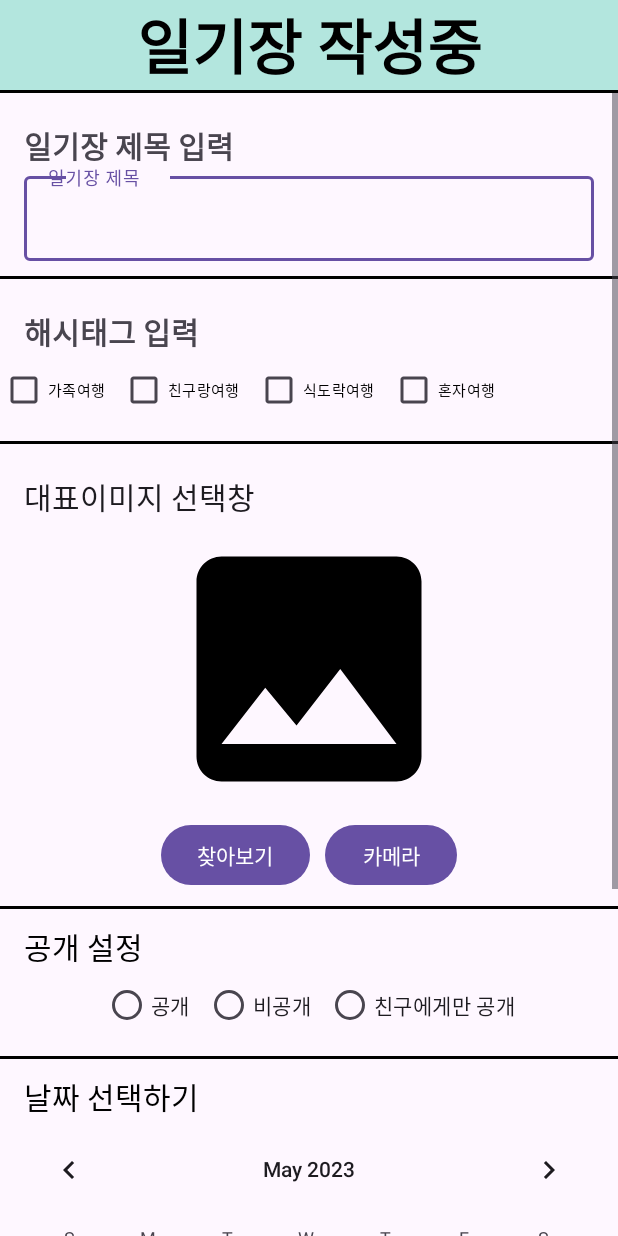
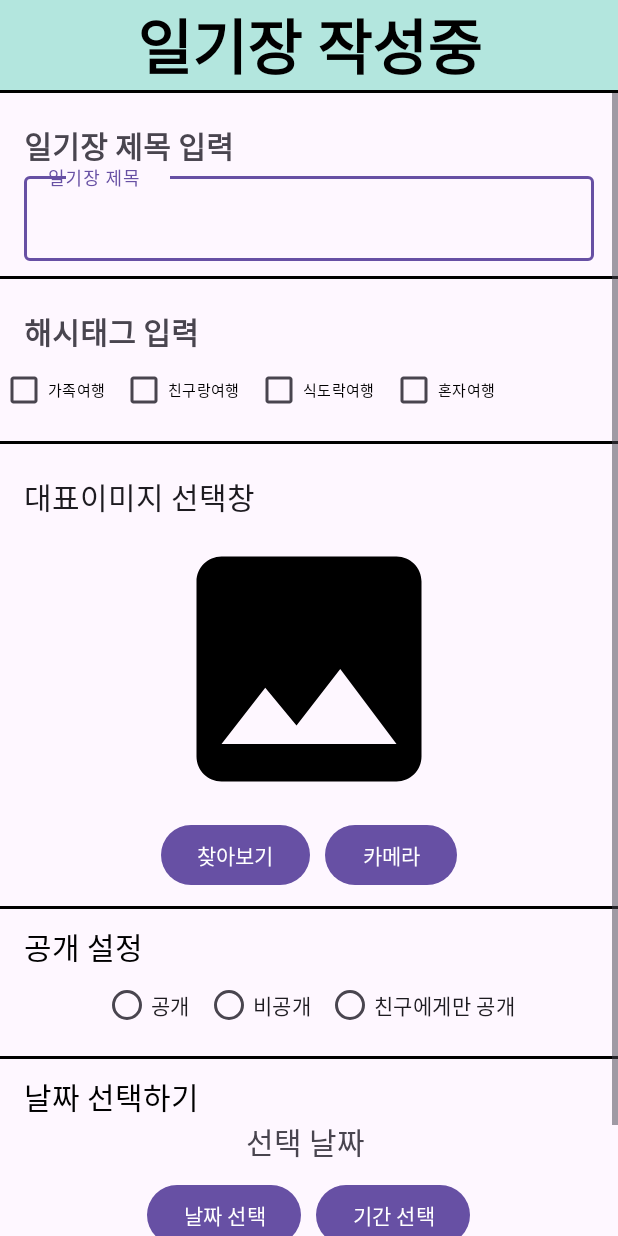
Before and after one commit to wjdsheep15/inputContent, an Android app: the layout activity_main.xml on its own in the app's theme, with its tools: preview values and no code run, on a phone screen of 412 x 824 dp. Run offline under Robolectric (Android 15) with nearby library versions, the phone set to English and light mode, and no system bars.

```diff
--- a/app/src/main/res/layout/activity_main.xml
+++ b/app/src/main/res/layout/activity_main.xml
@@ -15,7 +15,8 @@
         android:text="일기장 작성중"
         android:textColor="@color/black"
         android:textSize="40sp"
-        android:textStyle="bold" />
+        android:textStyle="bold"
+        android:fontFamily="@font/gangwon"/>
 
     <View
         android:layout_width="match_parent"
@@ -228,10 +229,39 @@
                 android:layout_marginEnd="16dp"
                 />
 
-            <CalendarView
+            <TextView
+                android:id="@+id/data_picker_text"
+                android:layout_width="wrap_content"
+                android:layout_height="wrap_content"
+                android:layout_gravity="center"
+                android:text="선택 날짜 "
+                android:textSize="20sp"/>
+
+            <LinearLayout
                 android:layout_width="match_parent"
                 android:layout_height="wrap_content"
-                />
+                android:orientation="horizontal"
+                android:gravity="center"
+                android:layout_marginTop="10dp">
+
+                <Button
+                    android:id="@+id/data_picker_btn"
+                    android:layout_width="wrap_content"
+                    android:layout_height="wrap_content"
+
+                    android:text="날짜 선택"/>
+
+                <Button
+                    android:id="@+id/data_range_btn"
+                    android:layout_width="wrap_content"
+                    android:layout_height="wrap_content"
+                    android:layout_marginLeft="10dp"
+                    android:text="기간 선택"/>
+
+
+            </LinearLayout>
+
+
             <View
                 android:layout_width="match_parent"
                 android:layout_height="2dp"
```
Also changed, not shown: app/src/main/java/com/example/inputcontent2/MainActivity.kt (+65 -0 lines), 1 other file.
